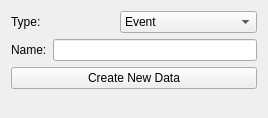
The window that src/WhiskerToolbox/DataManager_Widget/NewDataWidget/NewDataWidget.ui (paulmthompson/WhiskerToolbox) describes before a commit, drawn with Qt 5.
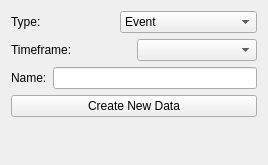
The same window after the commit.

Commit message: can select time frame in data manager widget

Patch:
```diff
--- a/src/WhiskerToolbox/DataManager_Widget/NewDataWidget/NewDataWidget.ui
+++ b/src/WhiskerToolbox/DataManager_Widget/NewDataWidget/NewDataWidget.ui
@@ -7,7 +7,7 @@
     <x>0</x>
     <y>0</y>
     <width>268</width>
-    <height>118</height>
+    <height>165</height>
    </rect>
   </property>
   <property name="windowTitle">
@@ -73,6 +73,33 @@
      </item>
     </layout>
    </item>
+   <item>
+    <layout class="QHBoxLayout" name="timeframe_layout">
+     <property name="spacing">
+      <number>6</number>
+     </property>
+     <item>
+      <widget class="QLabel" name="timeframe_label">
+       <property name="sizePolicy">
+        <sizepolicy hsizetype="Preferred" vsizetype="Minimum">
+         <horstretch>0</horstretch>
+         <verstretch>0</verstretch>
+        </sizepolicy>
+       </property>
+       <property name="text">
+        <string>Timeframe:</string>
+       </property>
+      </widget>
+     </item>
+     <item>
+      <widget class="QComboBox" name="timeframe_combo">
+       <property name="toolTip">
+        <string>Select the timeframe for the new data</string>
+       </property>
+      </widget>
+     </item>
+    </layout>
+   </item>
    <item>
     <layout class="QHBoxLayout" name="horizontalLayout_2">
      <item>
```
The commit also changes 20 other files.
